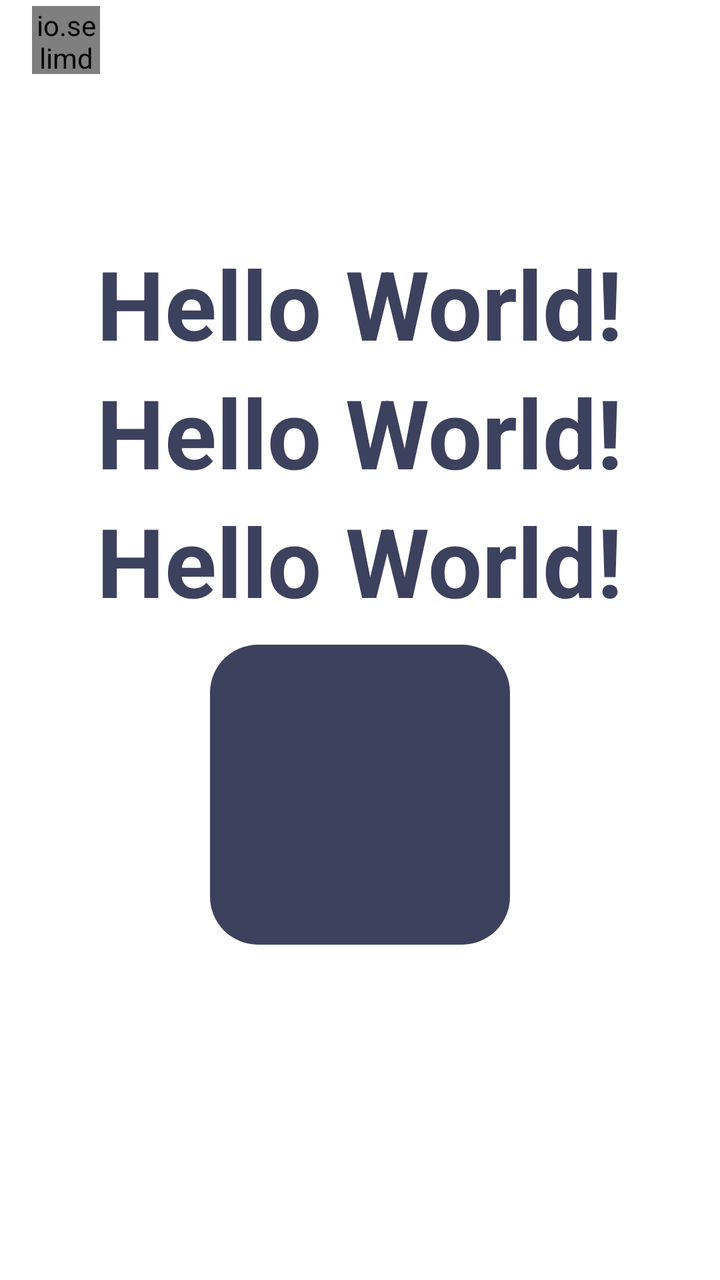
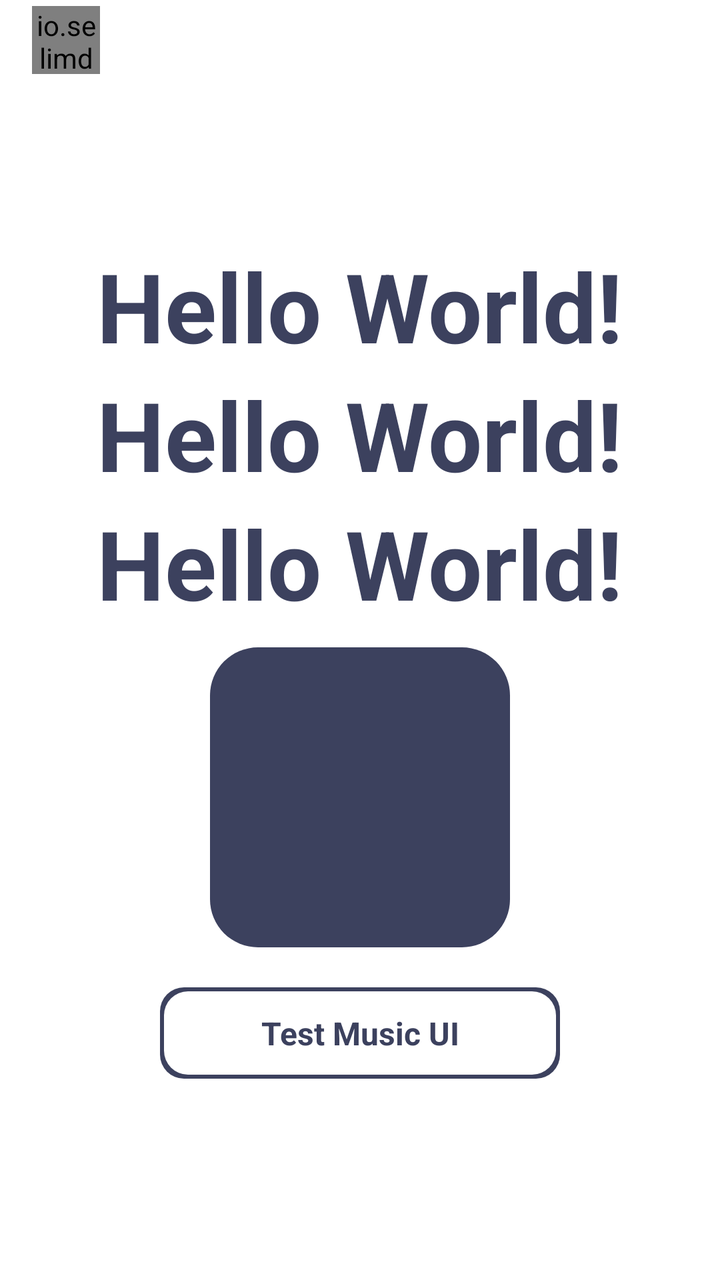

Before-and-after screenshots of an Android layout around one commit, followed by the original layout XML and the change that was made.
<!-- AndroidManifest.xml: application theme Theme.MC.One -->
<!-- res/layout/activity_main.xml -->
<?xml version="1.0" encoding="utf-8"?>
<LinearLayout xmlns:android="http://schemas.android.com/apk/res/android"
    xmlns:app="http://schemas.android.com/apk/res-auto"
    android:layout_width="match_parent"
    android:layout_height="match_parent"
    android:background="?colorOnBackground"
    android:orientation="vertical">

    <include
        android:id="@+id/toolbar"
        layout="@layout/toolbar_main" />

    <LinearLayout
        android:layout_width="match_parent"
        android:layout_height="match_parent"
        android:layout_gravity="center"
        android:gravity="center"
        android:orientation="vertical">

        <TextView
            android:layout_width="wrap_content"
            android:layout_height="wrap_content"
            android:layout_gravity="center"
            android:gravity="center"
            android:text="Hello World!"
            android:textColor="?mc_track"
            android:textSize="48sp"
            android:textStyle="bold" />

        <TextView
            android:layout_width="wrap_content"
            android:layout_height="wrap_content"
            android:layout_gravity="center"
            android:gravity="center"
            android:text="Hello World!"
            android:textColor="?mc_tick"
            android:textSize="48sp"
            android:textStyle="bold" />

        <TextView
            android:layout_width="wrap_content"
            android:layout_height="wrap_content"
            android:layout_gravity="center"
            android:gravity="center"
            android:text="Hello World!"
            android:textColor="?mc_track"
            android:textSize="48sp"
            android:textStyle="bold" />

        <com.google.android.material.card.MaterialCardView
            android:layout_width="150dp"
            android:layout_height="150dp"
            android:layout_marginTop="10dp"
            app:cardCornerRadius="24dp"
            app:cardElevation="0dp"
            app:cardPreventCornerOverlap="true"
            app:strokeWidth="0dp">

            <View
                android:layout_width="match_parent"
                android:layout_height="match_parent"
                android:background="?mc_bg" />

        </com.google.android.material.card.MaterialCardView>

        <Button
            android:id="@+id/trans"
            android:layout_width="match_parent"
            android:layout_height="wrap_content"
            android:layout_margin="20dp"
            android:background="?mc_bg"
            android:text="Test Music UI"
            android:textColor="?colorOnError" />

    </LinearLayout>

</LinearLayout>
<!-- res/layout/toolbar_main.xml (included above) -->
<?xml version="1.0" encoding="utf-8"?>
<LinearLayout xmlns:android="http://schemas.android.com/apk/res/android"
    android:id="@+id/card"
    android:layout_width="match_parent"
    android:layout_height="40dp"
    android:background="?colorOnBackground"
    android:gravity="center_vertical"
    android:orientation="horizontal"
    android:paddingStart="16dp"
    android:paddingEnd="16dp">

    <io.selimdawa.multicolors.MultiColorButton
        android:layout_width="34dp"
        android:layout_height="34dp" />

</LinearLayout>
<!-- resources referenced by this layout -->
<resources>
  <style name="Theme.MC.One" parent="MC_Base_Theme">
          <item name="mc_bg">@color/mc_basic_2</item>
          <item name="mc_tick">@color/mc_basic_2</item>
          <item name="mc_track">@color/mc_basic_2</item>
      </style>
  <style name="MC_Base_Theme" parent="Theme.Material3.DayNight.NoActionBar">
          <item name="android:statusBarColor">@color/mc_white</item>
          <item name="android:windowLightStatusBar">true</item>
          <item name="colorPrimary">@color/mc_colorPrimary</item>
          <item name="colorOnBackground">@color/mc_white</item>
          <item name="colorError">@color/mc_dark</item>
      </style>
  <color name="mc_basic_2">#3c415e</color>
  <color name="mc_white">#ffffff</color>
  <color name="mc_colorPrimary">#fff</color>
  <color name="mc_dark">#000000</color>
</resources>

<!-- the commit's change to res/layout/activity_main.xml (unified diff, before → after) -->
@@ -63,14 +63,27 @@
 
         </com.google.android.material.card.MaterialCardView>
 
-        <Button
+        <FrameLayout
             android:id="@+id/trans"
-            android:layout_width="match_parent"
+            android:layout_width="200dp"
             android:layout_height="wrap_content"
             android:layout_margin="20dp"
-            android:background="?mc_bg"
-            android:text="Test Music UI"
-            android:textColor="?colorOnError" />
+            android:background="@drawable/background_border"
+            android:clickable="true"
+            android:focusable="true"
+            android:foreground="?selectableItemBackground">
+
+            <TextView
+                android:layout_width="match_parent"
+                android:layout_height="wrap_content"
+                android:gravity="center"
+                android:padding="12dp"
+                android:text="@string/test_music_ui"
+                android:textColor="?mc_track"
+                android:textSize="16sp"
+                android:textStyle="bold" />
+
+        </FrameLayout>
 
     </LinearLayout>
 
<!-- resource entries referenced after the edit -->
@@ -1,5 +1,30 @@
 <!-- resources referenced by this layout -->
 <resources>
+  <!-- drawable background_border (drawable) -->
+  <?xml version="1.0" encoding="utf-8"?>
+  <layer-list xmlns:android="http://schemas.android.com/apk/res/android">
+      <item>
+          <shape android:shape="rectangle">
+              <gradient
+                  android:angle="45"
+                  android:endColor="?mc_tick"
+                  android:startColor="?mc_track"
+                  android:type="linear" />
+              <corners android:radius="12dp" />
+          </shape>
+      </item>
+      <item
+          android:bottom="2dp"
+          android:left="2dp"
+          android:right="2dp"
+          android:top="2dp">
+          <shape android:shape="rectangle">
+              <solid android:color="?attr/colorOnBackground" />
+              <corners android:radius="12dp" />
+          </shape>
+      </item>
+  </layer-list>
+  <string name="test_music_ui">Test Music UI</string>
   <style name="Theme.MC.One" parent="MC_Base_Theme">
           <item name="mc_bg">@color/mc_basic_2</item>
           <item name="mc_tick">@color/mc_basic_2</item>
